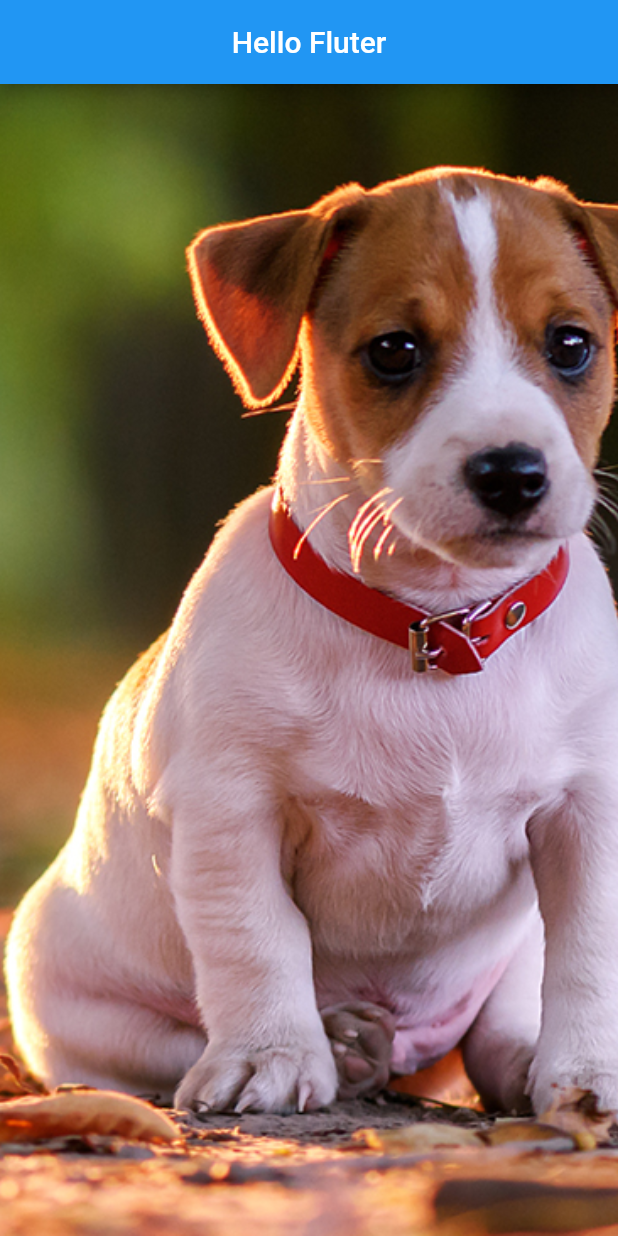
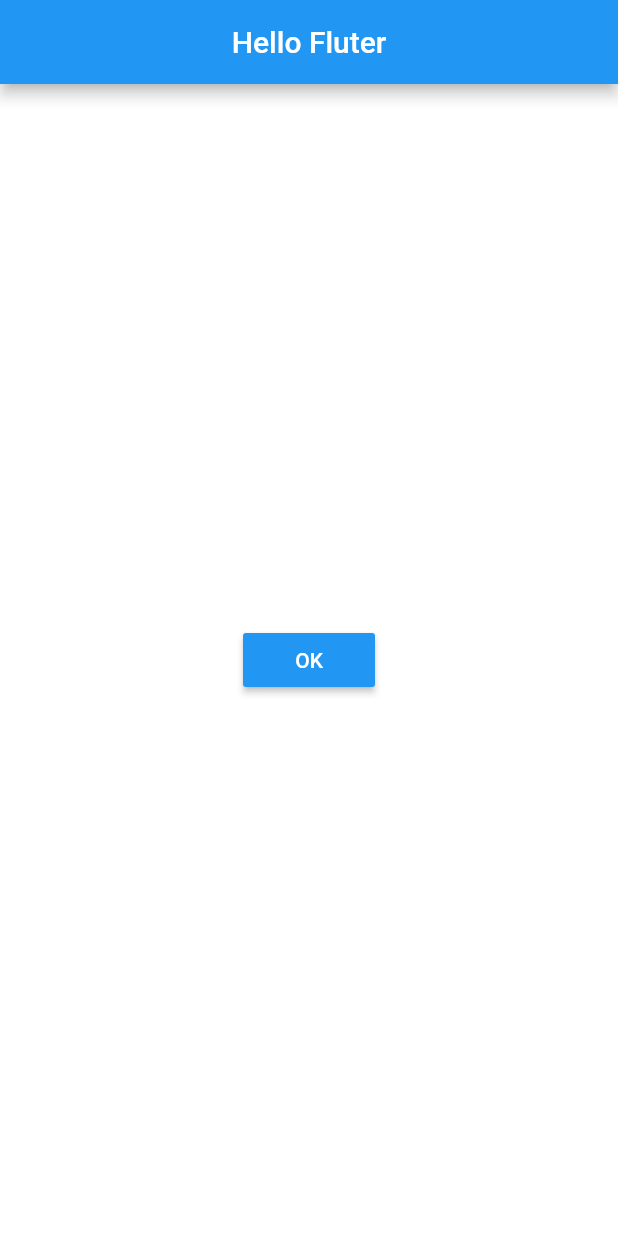
Before and after one commit to gabriellopesjds/flutter_widgets, a Flutter app: the screen it shows after launch, on a phone screen of 412 x 824 dp. Run offline on Flutter 3.47's test engine with Material 2 defaults, Android fonts, the phone set to English and light mode, and no system bars.

Commit message:
Widgets Button

```diff
--- a/lib/home_page.dart
+++ b/lib/home_page.dart
@@ -15,10 +15,24 @@ class HomePage extends StatelessWidget {
   Container _buildBody() {
     return Container(
       color: Colors.white,
-      child: SizedBox.expand(
-        child: _buildImg(),
+      child: Center(
+        child: _buildButton(),
       ),
     );
+  }
+
+  _buildButton() {
+    return RaisedButton(
+        color: Colors.blue,
+        child: Text(
+          "OK",
+          style: TextStyle(color: Colors.white),
+        ),
+        onPressed: () => _onClickOk());
+  }
+
+  _onClickOk() {
+    print("Clicou no botão!");
   }
 
   _buildImg() {
```
